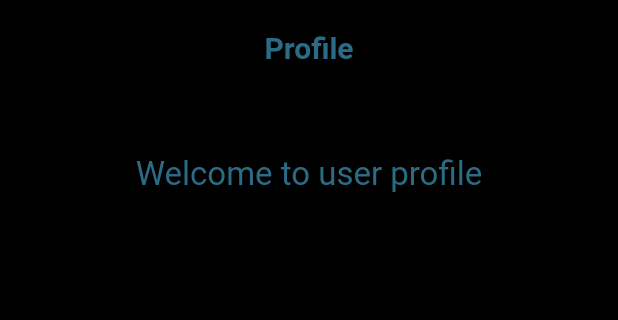
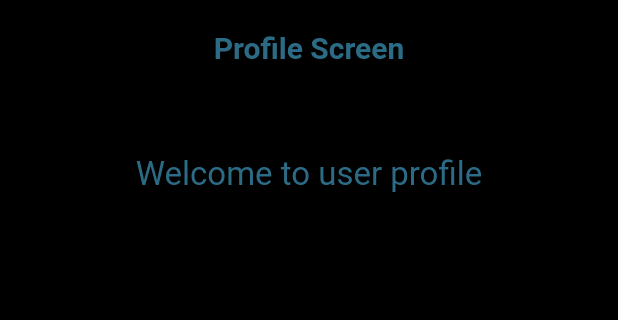
Before and after one commit to bilalgodesto/magicfit, a Flutter app: the Profile screen opened directly, on a phone screen of 412 x 824 dp, the part 399-719 px from its top. Run offline on Flutter 3.47's test engine with Material 2 defaults, Android fonts, the phone set to English and light mode, and no system bars.

Commit message:
change profile text

```diff
--- a/lib/views/profile.dart
+++ b/lib/views/profile.dart
@@ -31,7 +31,7 @@ class _ProfileState extends State<Profile> {
               children: const [
                 Logo(),
                 Text(
-                  'Profile',
+                  'Profile Screen',
                   key: ValueKey('profile'),
                   style: TextStyle(
                     color: AppColors.primary,
```
